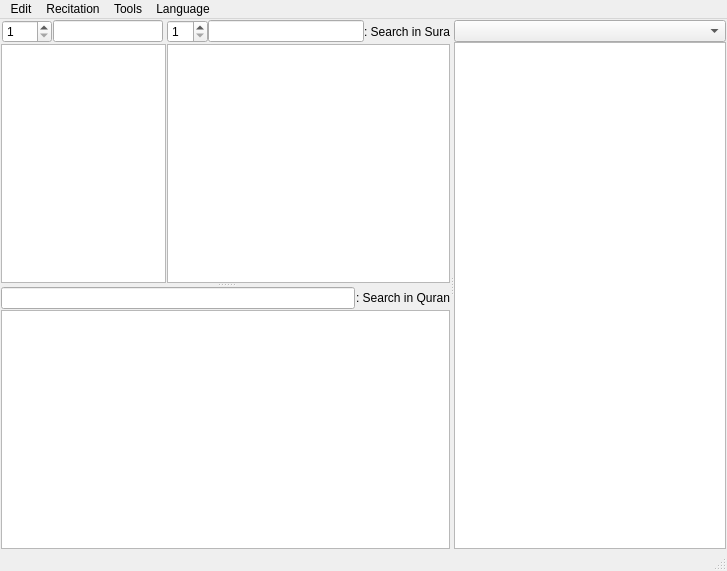
Old version of the form mainwindow.ui in the repository Med-Salem-Gzizou/ayat-qt.
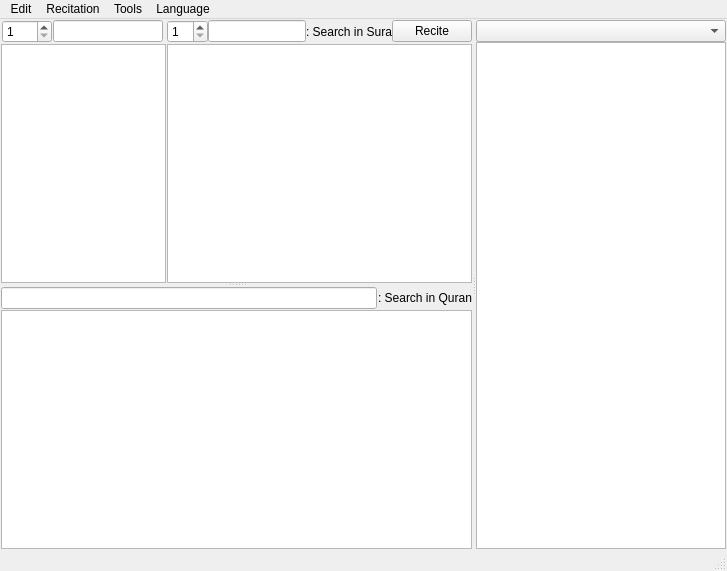
New version of the form.

Patch:
```diff
--- a/mainwindow.ui
+++ b/mainwindow.ui
@@ -139,6 +139,13 @@
                </property>
               </widget>
              </item>
+             <item>
+              <widget class="QPushButton" name="reciteButton">
+               <property name="text">
+                <string>Recite</string>
+               </property>
+              </widget>
+             </item>
             </layout>
            </item>
            <item>
```
Left out of the diff: 2 changed lines with no effect on the pictures.
